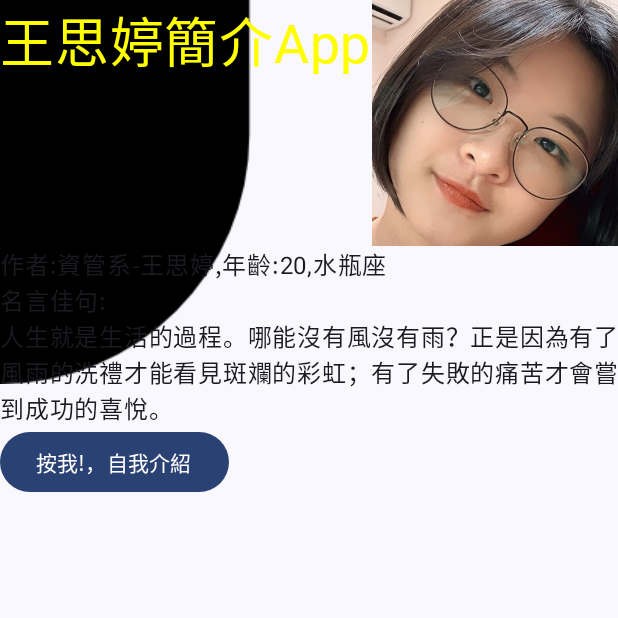
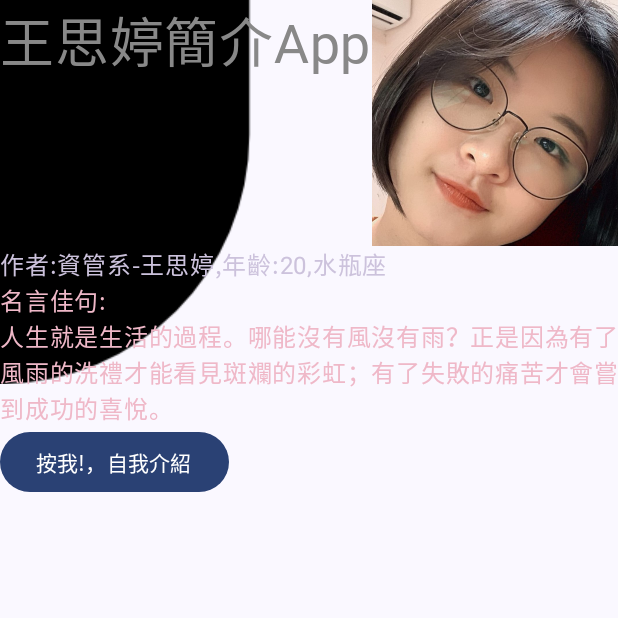
Before and after one commit to wang01270506/Compose3, an Android app built with Jetpack Compose: the screen it shows after launch (MainActivity), after a tap on "按我!，自我介紹", on a phone screen of 412 x 824 dp, the top half of it. Run offline under Robolectric (Android 15) with nearby library versions, the phone set to English and light mode, and no system bars; Roboto replaces fonts that are not available here.

Commit message:
第二次commit

```diff
--- a/app/src/main/java/tw/edu/pu/csim/suuting/compose/MainActivity.kt
+++ b/app/src/main/java/tw/edu/pu/csim/suuting/compose/MainActivity.kt
@@ -11,7 +11,10 @@ import androidx.compose.foundation.BorderStroke
 import androidx.compose.foundation.Canvas
 import androidx.compose.foundation.Image
 import androidx.compose.foundation.clickable
+import androidx.compose.foundation.interaction.DragInteraction
+import androidx.compose.foundation.interaction.Interaction
 import androidx.compose.foundation.interaction.MutableInteractionSource
+import androidx.compose.foundation.interaction.PressInteraction
 import androidx.compose.foundation.interaction.collectIsPressedAsState
 import androidx.compose.foundation.layout.Box
 import androidx.compose.foundation.layout.Column
@@ -26,7 +29,9 @@ import androidx.compose.material3.MaterialTheme
 import androidx.compose.material3.Surface
 import androidx.compose.material3.Text
 import androidx.compose.runtime.Composable
+import androidx.compose.runtime.LaunchedEffect
 import androidx.compose.runtime.getValue
+import androidx.compose.runtime.mutableStateListOf
 import androidx.compose.runtime.mutableStateOf
 import androidx.compose.runtime.remember
 import androidx.compose.ui.Alignment
@@ -45,6 +50,10 @@ import androidx.compose.ui.tooling.preview.Preview
 import androidx.compose.ui.unit.dp
 import androidx.compose.ui.unit.sp
 import tw.edu.pu.csim.suuting.compose.ui.theme.ComposeTheme
+import tw.edu.pu.csim.suuting.compose.ui.theme.Pink40
+import tw.edu.pu.csim.suuting.compose.ui.theme.Pink80
+import tw.edu.pu.csim.suuting.compose.ui.theme.PurpleGrey40
+import tw.edu.pu.csim.suuting.compose.ui.theme.PurpleGrey80
 
 class MainActivity : ComponentActivity() {
     override fun onCreate(savedInstanceState: Bundle?) {
@@ -87,7 +96,7 @@ fun Greeting(name: String) {
 
     Column{
         Row {
-            Text(text = "$name",color= Color.Yellow, fontSize = 36.sp,
+            Text(text = "$name",color= Color.Gray, fontSize = 36.sp,
                 fontFamily = FontFamily(Font(R.font.kai)))
 
             Image(
@@ -96,19 +105,50 @@ fun Greeting(name: String) {
             )
         }
 
-        Text(text = "作者:資管系-王思婷,年齡:20,水瓶座")
-        Text(text = "名言佳句:")
-        Text(text = "人生就是生活的過程。哪能沒有風沒有雨？正是因為有了風雨的洗禮才能看見斑斕的彩虹；有了失敗的痛苦才會嘗到成功的喜悅。")
+        Text(text = "作者:資管系-王思婷,年齡:20,水瓶座", color = PurpleGrey80)
+        Text(text = "名言佳句:", color = Pink80)
+        Text(text = "人生就是生活的過程。哪能沒有風沒有雨？正是因為有了風雨的洗禮才能看見斑斕的彩虹；有了失敗的痛苦才會嘗到成功的喜悅。", color = Pink80)
 
         val click_text = remember { mutableStateOf("") }
         val interactionSource = remember { MutableInteractionSource() }
+        val interactions = remember { mutableStateListOf<Interaction>() }
         val isPressed by interactionSource.collectIsPressedAsState()
+        val isPressedOrDragged = interactions.isNotEmpty()
+
         Button(
             onClick = { println("點擊了按鈕") },
             interactionSource = interactionSource) {
             Text("按我!，自我介紹")
         }
-
+        LaunchedEffect(interactionSource) {
+            interactionSource.interactions.collect { interaction ->
+                when (interaction) {
+                    is PressInteraction.Press -> {
+                        interactions.add(interaction)
+                    }
+                    is PressInteraction.Release -> {
+                        interactions.remove(interaction.press)
+                    }
+                    is PressInteraction.Cancel -> {
+                        interactions.remove(interaction.press)
+                    }
+                    is DragInteraction.Start -> {
+                        interactions.add(interaction)
+                    }
+                    is DragInteraction.Stop -> {
+                        interactions.remove(interaction.start)
+                    }
+                    is DragInteraction.Cancel -> {
+                        interactions.remove(interaction.start)
+                    }
+                }
+            }
+        }
+        val lastInteraction = when (interactions.lastOrNull()) {
+            is DragInteraction.Start -> "Dragged"
+            is PressInteraction.Press -> "Pressed"
+            else -> "No state"
+        }
         }
     }
 
```
